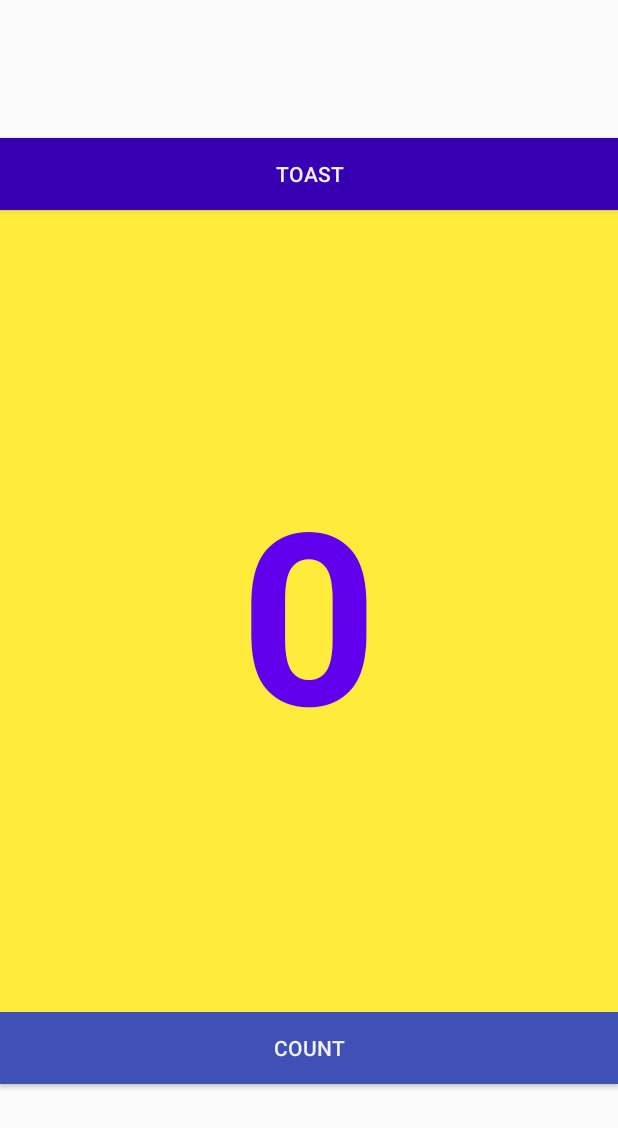
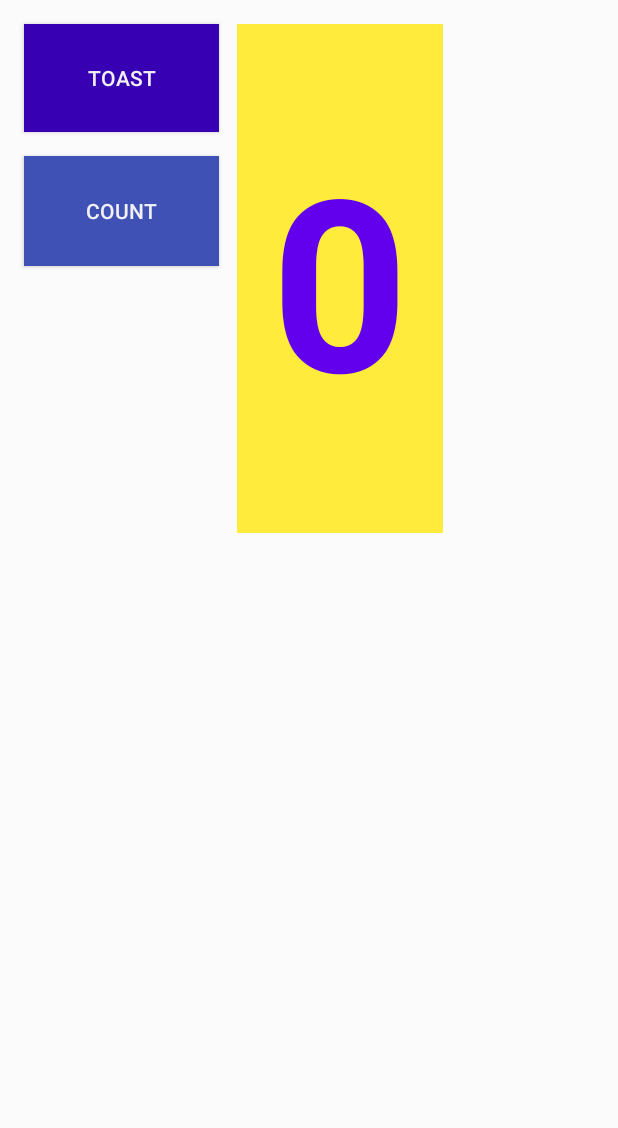
Before and after one commit to aadarsh111/HelloToastChallange, an Android app: the layout activity_main.xml on its own in the app's theme, with its tools: preview values and no code run, on a phone screen of 412 x 824 dp. Shown: the top 1128 px of the screen. Run offline under Robolectric (Android 15) with nearby library versions, the phone set to English and light mode, and no system bars.

Commit message:
HelloToastCodingChallange

```diff
--- a/app/src/main/res/layout/activity_main.xml
+++ b/app/src/main/res/layout/activity_main.xml
@@ -7,38 +7,37 @@
     android:background="#FBFBFB"
     tools:context=".MainActivity">
 
+
     <Button
         android:id="@+id/button_toast"
-        android:layout_width="0dp"
-        android:layout_height="wrap_content"
-        android:layout_marginTop="92dp"
+        android:layout_width="130dp"
+        android:layout_height="72dp"
+        android:layout_marginStart="16dp"
+        android:layout_marginTop="16dp"
         android:background="@color/purple_700"
+        android:onClick="showToast"
         android:text="@string/toast"
-        app:layout_constraintEnd_toEndOf="parent"
-        app:layout_constraintHorizontal_bias="1.0"
         app:layout_constraintStart_toStartOf="parent"
-        app:layout_constraintTop_toTopOf="parent"
-        android:onClick="showToast" />
-
+        app:layout_constraintTop_toTopOf="parent" />
 
     <Button
         android:id="@+id/button4"
-        android:layout_width="0dp"
-        android:layout_height="wrap_content"
+        android:layout_width="130dp"
+        android:layout_height="73dp"
+        android:layout_marginStart="16dp"
+        android:layout_marginTop="104dp"
         android:background="#3F51B5"
+        android:onClick="countUp"
         android:text="@string/count"
-        app:layout_constraintBottom_toBottomOf="parent"
-        app:layout_constraintEnd_toEndOf="parent"
-        app:layout_constraintHorizontal_bias="1.0"
         app:layout_constraintStart_toStartOf="parent"
-        app:layout_constraintTop_toBottomOf="@+id/button_toast"
-        app:layout_constraintVertical_bias="0.841"
-        android:onClick="countUp" />
+        app:layout_constraintTop_toTopOf="parent" />
 
     <TextView
         android:id="@+id/show_count"
-        android:layout_width="0dp"
-        android:layout_height="0dp"
+        android:layout_width="137dp"
+        android:layout_height="339dp"
+        android:layout_marginStart="12dp"
+        android:layout_marginTop="16dp"
         android:background="#FFEB3B"
         android:gravity="center_vertical"
         android:text="@string/_0"
@@ -46,11 +45,7 @@
         android:textColor="@color/design_default_color_primary"
         android:textSize="160sp"
         android:textStyle="bold"
-        app:layout_constraintBottom_toTopOf="@+id/button4"
-        app:layout_constraintEnd_toEndOf="parent"
-        app:layout_constraintHorizontal_bias="0.0"
-        app:layout_constraintStart_toStartOf="parent"
-        app:layout_constraintTop_toBottomOf="@+id/button_toast"
-        app:layout_constraintVertical_bias="1.0"
+        app:layout_constraintStart_toEndOf="@+id/button_toast"
+        app:layout_constraintTop_toTopOf="parent"
         tools:text="0" />
 </androidx.constraintlayout.widget.ConstraintLayout>
```
